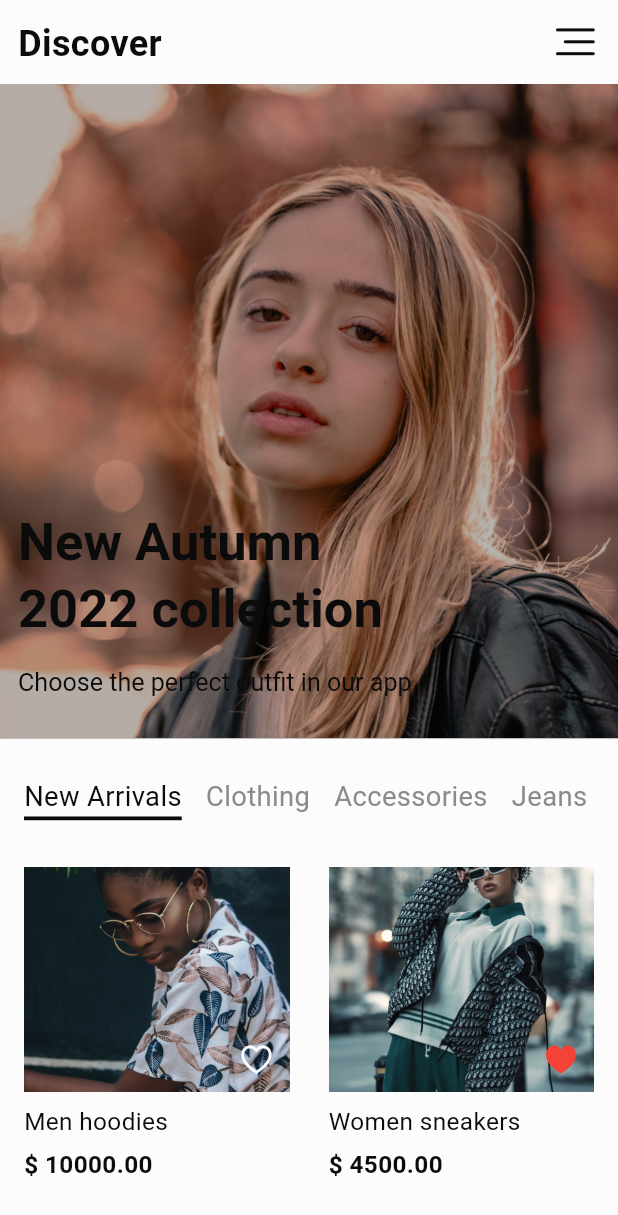
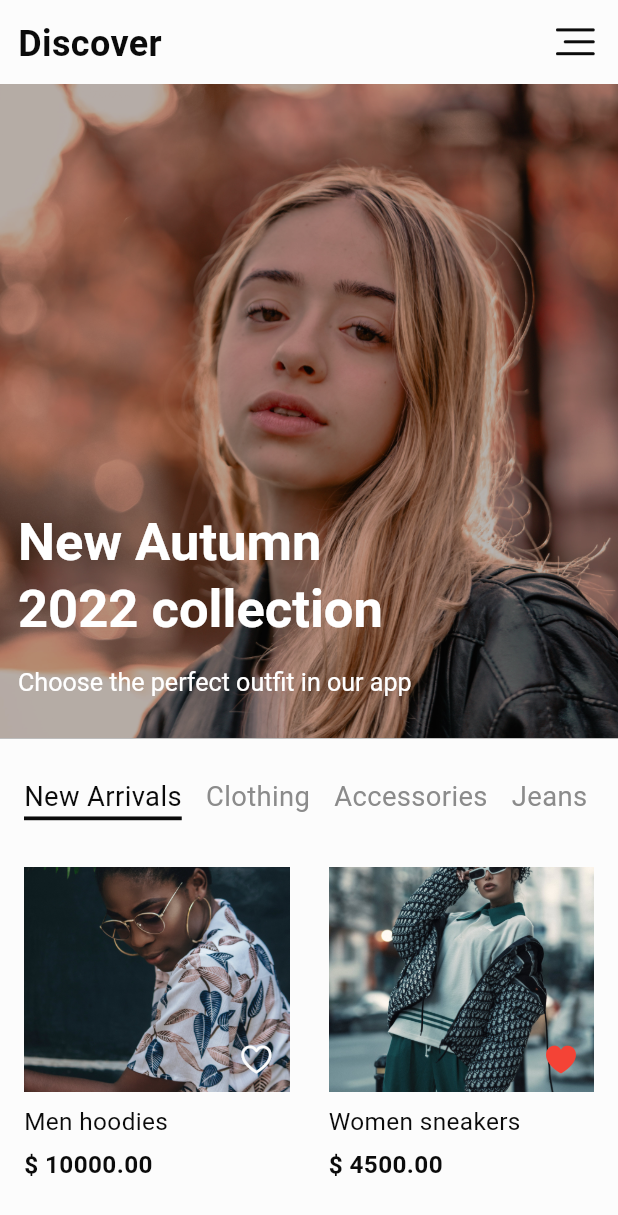
Before and after one commit to ndemeyvan/shopping_app_design, a Flutter app: the HomeScreen screen opened by its route, on a phone screen of 412 x 824 dp. Shown: the top 1215 px of the screen. Run offline on Flutter 3.47's test engine with Material 3 defaults, Android fonts, the phone set to English and light mode, and no system bars; drawn by our look-alikes of flutter_zoom_drawer; our stand-ins replace animate_do, flutter_bloc, flutter_lorem, flutter_screenutil; Roboto replaces fonts that are missing (criteria_cf_regular_400).

Commit message:
push init

```diff
--- a/lib/screen/home_screen.dart
+++ b/lib/screen/home_screen.dart
@@ -173,8 +173,7 @@ class _HomeScreenState extends State<HomeScreen> with TickerProviderStateMixin {
                                   textAlign: TextAlign.start,
                                   "New Autumn \n2022 collection",
                                   style: TextStyle(
-                                    color:
-                                        Theme.of(context).colorScheme.primary,
+                                    color: Colors.white,
                                     fontSize: 23.sp,
                                     fontFamily: Constant.criteriaCfRegular400,
                                     fontWeight: FontWeight.bold,
@@ -194,9 +193,7 @@ class _HomeScreenState extends State<HomeScreen> with TickerProviderStateMixin {
                                         textAlign: TextAlign.start,
                                         "Choose the perfect outfit in our app",
                                         style: TextStyle(
-                                          color: Theme.of(context)
-                                              .colorScheme
-                                              .primary,
+                                          color: Colors.white,
                                           fontFamily:
                                               Constant.criteriaCfRegular400,
                                           fontSize: 11.sp,
```
